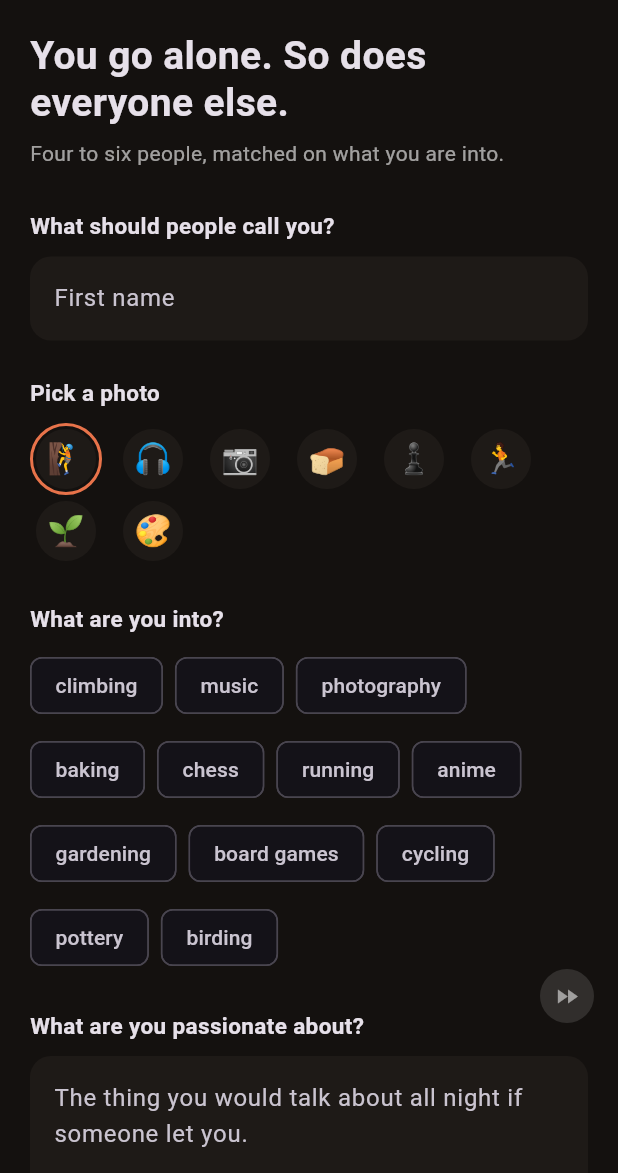
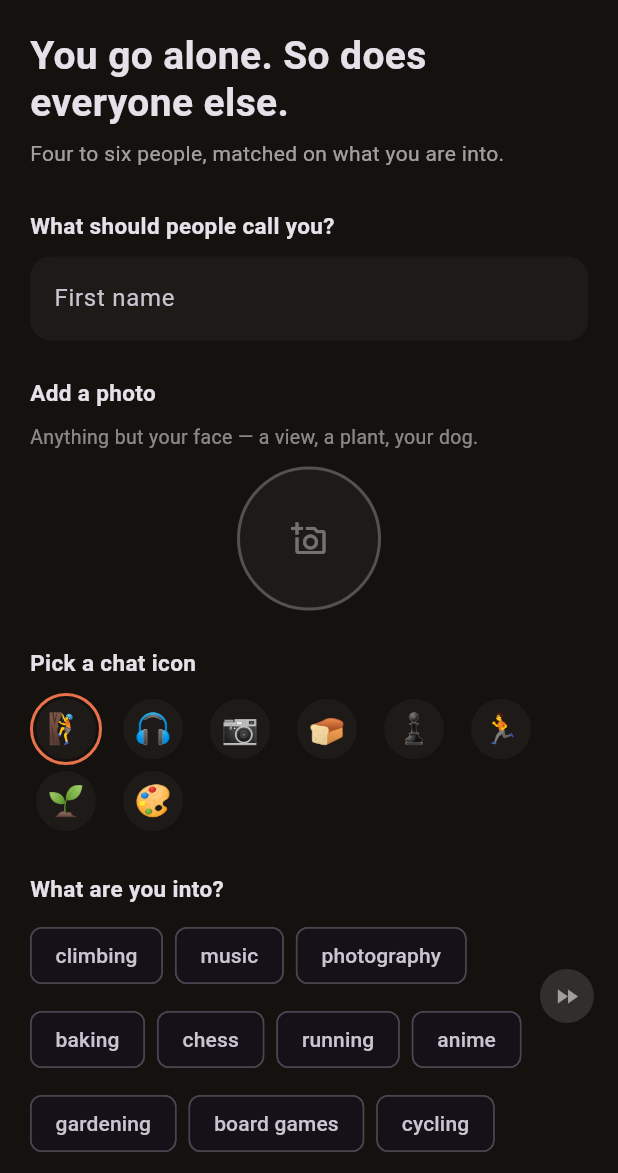
Before and after one commit to Juliusolsson05/better-days-hackathon-show-up, a Flutter app: the screen it shows after launch, on a phone screen of 412 x 824 dp, the part 63-1236 px from its top. Run offline on Flutter 3.47's test engine with Material 3 defaults, Android fonts, the phone set to English and light mode, and no system bars; our stand-ins replace image_picker, supabase_flutter; accounts and stored records are empty.

Commit message:
feat(signup): wire the real backend behind the Repository seam
Adds SupabaseRepository and an email-OTP screen so the signup path can run
against Supabase, while MockRepository stays the default for the rest of the
flow. --dart-define=USE_SUPABASE=true is the only switch; main() calls
Supabase.initialize under the same flag, so nothing changes for the mock demo.

- AuthScreen: signInWithOtp -> verifyOTP, six-digit code entered in-app. A
  restored session skips to onboarding. New first Phase.auth, shown only for
  the Supabase build.
- SupabaseRepository.submitProfile: uploads the photo to photos/<uid>/profile.jpg
  then invokes the submit-profile edge function with photo_url. The group /
  chat / vote / after methods throw UnimplementedError -- they need the 0002
  schema, still a draft.
- OnboardingScreen: real photo picker (image_picker) replacing nothing -- the
  emoji is now the chat icon -- plus a free-text "add your own" for interests,
  per the PRD. Photo upload is fully wired but not yet blocking; the widget
  test and mock demo treat it as optional. Submit now catches errors.
- iOS: NSPhotoLibraryUsageDescription / NSCameraUsageDescription.
- docs/SIGNUP.md: run command, the one-time photos bucket SQL, open decisions.

pubspec.lock not regenerated (no Flutter SDK here); run flutter pub get.

Co-Authored-By: Claude Sonnet 5 <noreply@anthropic.com>

```diff
--- a/app/lib/app.dart
+++ b/app/lib/app.dart
@@ -1,12 +1,16 @@
 import 'package:flutter/material.dart';
+import 'package:supabase_flutter/supabase_flutter.dart';
 
 import 'core/theme.dart';
 import 'data/mock_repository.dart';
+import 'data/repository.dart';
+import 'data/supabase_repository.dart';
 import 'models/models.dart';
 import 'state/app_state.dart';
 import 'features/after/after_flow.dart';
 import 'features/after/contacts_screen.dart';
 import 'features/group/group_chat_screen.dart';
+import 'features/onboarding/auth_screen.dart';
 import 'features/onboarding/onboarding_screen.dart';
 import 'features/onboarding/waiting_screen.dart';
 
@@ -17,8 +21,23 @@ class ShowUpApp extends StatefulWidget {
 }
 
 class _ShowUpAppState extends State<ShowUpApp> {
-  final _repo = MockRepository();
-  late final AppState _state = AppState(_repo);
+  /// --dart-define=USE_SUPABASE=true swaps the mock for the real backend. Main() only
+  /// calls Supabase.initialize under the same flag, so MockRepository stays the default
+  /// and needs no cloud project.
+  static const _useSupabase = bool.fromEnvironment('USE_SUPABASE');
+
+  late final Repository _repo =
+      _useSupabase ? SupabaseRepository(Supabase.instance.client) : MockRepository();
+  late final AppState _state = AppState(_repo, initialPhase: _initialPhase());
+
+  Phase _initialPhase() {
+    if (!_useSupabase) return Phase.onboarding;
+    // A restored session means the user is past auth; a signed-in user with no profile
+    // yet is precisely the onboarding case.
+    return Supabase.instance.client.auth.currentSession == null
+        ? Phase.auth
+        : Phase.onboarding;
+  }
 
   @override
   void initState() {
@@ -28,7 +47,8 @@ class _ShowUpAppState extends State<ShowUpApp> {
 
   @override
   void dispose() {
-    _repo.dispose();
+    final repo = _repo;
+    if (repo is MockRepository) repo.dispose();
     super.dispose();
   }
 
@@ -42,6 +62,7 @@ class _ShowUpAppState extends State<ShowUpApp> {
         listenable: _state,
         builder: (context, _) => Stack(children: [
           switch (_state.phase) {
+            Phase.auth       => AuthScreen(_state),
             Phase.onboarding => OnboardingScreen(_state),
             Phase.waiting    => WaitingScreen(_state),
             Phase.matched ||
--- a/app/lib/features/onboarding/onboarding_screen.dart
+++ b/app/lib/features/onboarding/onboarding_screen.dart
@@ -1,4 +1,7 @@
+import 'dart:io';
+
 import 'package:flutter/material.dart';
+import 'package:image_picker/image_picker.dart';
 
 import '../../core/theme.dart';
 import '../../state/app_state.dart';
@@ -22,23 +25,66 @@ class _OnboardingScreenState extends State<OnboardingScreen> {
 
   final _name = TextEditingController();
   final _passion = TextEditingController();
+  final _customTag = TextEditingController();
   final _picked = <String>{};
+  // PRD: pick from the fixed set "plus write your own (pokemon, anime, whatever)".
+  final _extraTags = <String>[];
   final _avail = <String>{'fri_eve'};
   String _avatar = '🧗';
+  XFile? _photo;
   bool _busy = false;
 
+  // NOTE: the PRD calls the photo required, but the widget test and the mock demo flow
+  // treat it as optional. Left non-blocking here pending a team call; the upload path is
+  // fully wired either way (see SupabaseRepository._uploadPhoto).
   bool get _valid =>
       _name.text.trim().isNotEmpty && _passion.text.trim().length > 10 &&
       _picked.isNotEmpty && _avail.isNotEmpty;
 
+  Future<void> _pickPhoto() async {
+    final picked = await ImagePicker().pickImage(
+      source: ImageSource.gallery,
+      maxWidth: 1200,
+      imageQuality: 82,
+    );
+    if (picked != null) setState(() => _photo = picked);
+  }
+
+  void _addCustomTag() {
+    final tag = _customTag.text.trim().toLowerCase();
+    if (tag.isEmpty || _picked.contains(tag)) return;
+    setState(() {
+      if (!_interests.contains(tag)) _extraTags.add(tag);
+      _picked.add(tag);
+      _customTag.clear();
+    });
+  }
+
   Future<void> _submit() async {
     setState(() => _busy = true);
+    try {
       final p = await widget.state.repo.submitProfile(
         displayName: _name.text.trim(), avatar: _avatar,
         passion: _passion.text.trim(), tags: _picked.toList(),
         city: 'SF', availability: _avail.toList(),
+        photoPath: _photo?.path,
       );
       await widget.state.completeOnboarding(p);
+    } catch (e) {
+      if (!mounted) return;
+      setState(() => _busy = false);
+      ScaffoldMessenger.of(context).showSnackBar(
+        SnackBar(content: Text("Couldn't create your profile. $e")),
+      );
+    }
+  }
+
+  @override
+  void dispose() {
+    _name.dispose();
+    _passion.dispose();
+    _customTag.dispose();
+    super.dispose();
   }
 
   @override
@@ -60,7 +106,33 @@ class _OnboardingScreenState extends State<OnboardingScreen> {
               decoration: const InputDecoration(hintText: 'First name')),
           const SizedBox(height: 24),
 
-          const _Label('Pick a photo'),
+          const _Label('Add a photo'),
+          Text('Anything but your face — a view, a plant, your dog.',
+              style: TextStyle(color: Colors.white.withValues(alpha: 0.5), fontSize: 13)),
+          const SizedBox(height: 10),
+          GestureDetector(
+            onTap: _pickPhoto,
+            child: Container(
+              width: 96,
+              height: 96,
+              decoration: BoxDecoration(
+                color: surface,
+                shape: BoxShape.circle,
+                border: Border.all(
+                    color: _photo == null ? Colors.white24 : accent, width: 2),
+                image: _photo == null
+                    ? null
+                    : DecorationImage(
+                        image: FileImage(File(_photo!.path)), fit: BoxFit.cover),
+              ),
+              child: _photo == null
+                  ? const Icon(Icons.add_a_photo_outlined, color: Colors.white38)
+                  : null,
+            ),
+          ),
+          const SizedBox(height: 24),
+
+          const _Label('Pick a chat icon'),
           Wrap(spacing: 10, children: [
             for (final a in _avatars)
               GestureDetector(
@@ -80,12 +152,27 @@ class _OnboardingScreenState extends State<OnboardingScreen> {
 
           const _Label('What are you into?'),
           Wrap(spacing: 8, runSpacing: 8, children: [
-            for (final i in _interests)
+            for (final i in [..._interests, ..._extraTags])
               FilterChip(
                 label: Text(i),
                 selected: _picked.contains(i),
                 onSelected: (v) => setState(() => v ? _picked.add(i) : _picked.remove(i)),
               ),
+          ]),
+          const SizedBox(height: 10),
+          Row(children: [
+            Expanded(
+              child: TextField(
+                controller: _customTag,
+                onSubmitted: (_) => _addCustomTag(),
+                decoration: const InputDecoration(
+                  hintText: 'Add your own — anime, pokemon, whatever',
+                  isDense: true,
+                ),
+              ),
+            ),
+            const SizedBox(width: 8),
+            IconButton(onPressed: _addCustomTag, icon: const Icon(Icons.add)),
           ]),
           const SizedBox(height: 24),
 
--- a/app/lib/models/models.dart
+++ b/app/lib/models/models.dart
@@ -1,7 +1,9 @@
 // Domain models. Deliberately plain: no codegen, no freezed, no json_serializable.
 // Hand-written fromMap keeps the Supabase swap honest without a build_runner step.
 
-enum Phase { onboarding, waiting, matched, during, after, contacts }
+// `auth` is the first phase only when the app runs against the real backend
+// (--dart-define=USE_SUPABASE=true); the mock flow skips straight to onboarding.
+enum Phase { auth, onboarding, waiting, matched, during, after, contacts }
 
 class Profile {
   final String id;
--- a/app/lib/state/app_state.dart
+++ b/app/lib/state/app_state.dart
@@ -6,14 +6,25 @@ import '../models/models.dart';
 /// ChangeNotifier rather than a state-management package: one less dependency, and the
 /// app has exactly one piece of global state -- where you are in the flow.
 class AppState extends ChangeNotifier {
-  AppState(this.repo);
+  AppState(this.repo, {Phase initialPhase = Phase.onboarding}) : phase = initialPhase;
   final Repository repo;
 
-  Phase phase = Phase.onboarding;
+  Phase phase;
   Profile? me;
   Group? group;
   Assignment? assignment;
   List<MutualContact> contacts = const [];
+
+  /// Email OTP, step one. Throws on failure so the auth screen can surface it.
+  Future<void> sendEmailOtp(String email) => repo.sendEmailOtp(email);
+
+  /// Email OTP, step two. On success we land in onboarding -- a signed-in user without
+  /// a profile is exactly the signup case.
+  Future<void> verifyEmailOtp(String email, String token) async {
+    await repo.verifyEmailOtp(email, token);
+    phase = Phase.onboarding;
+    notifyListeners();
+  }
 
   Future<void> completeOnboarding(Profile p) async {
     me = p;
--- a/app/pubspec.yaml
+++ b/app/pubspec.yaml
@@ -37,6 +37,7 @@ dependencies:
   supabase_flutter: ^2.17.2
   flutter_local_notifications: ^22.3.0
   intl: ^0.20.3
+  image_picker: ^1.1.2
 
 dev_dependencies:
   flutter_test:
```
Also changed, not shown: app/lib/data/mock_repository.dart (+10 -0 lines), app/lib/data/repository.dart (+15 -0 lines), app/lib/data/supabase_repository.dart (added, +149 -0 lines), app/lib/features/onboarding/auth_screen.dart (added, +155 -0 lines), app/lib/main.dart (+19 -1 lines), 2 other files. Lines whose indentation alone changed are shown as unchanged.
